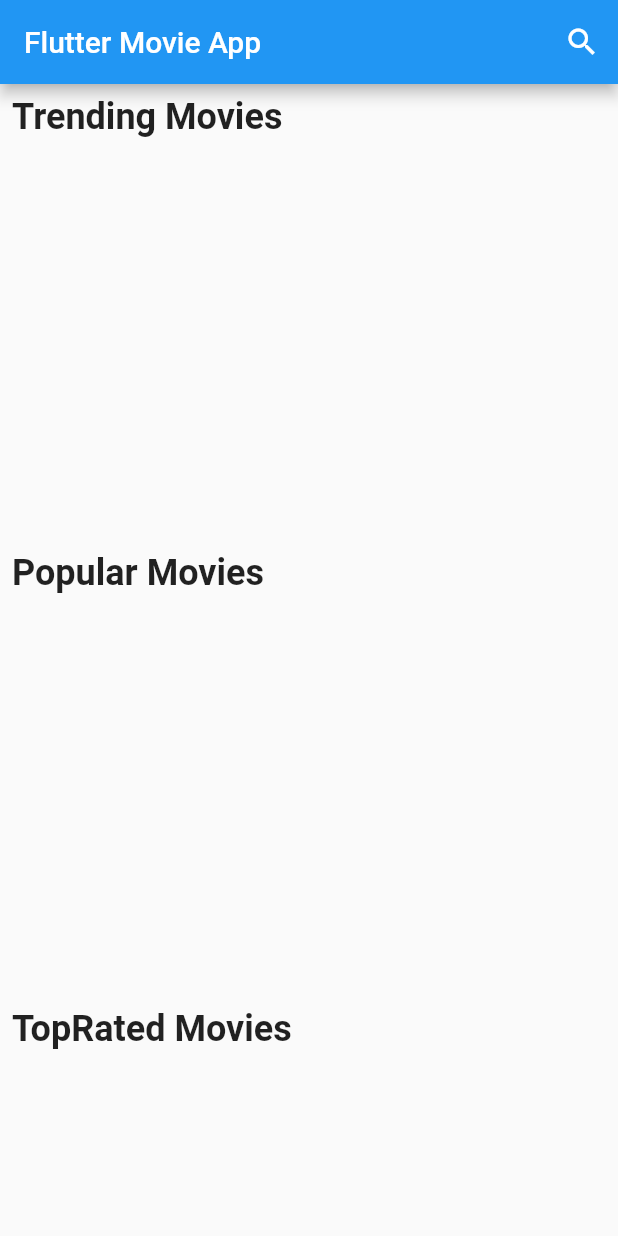
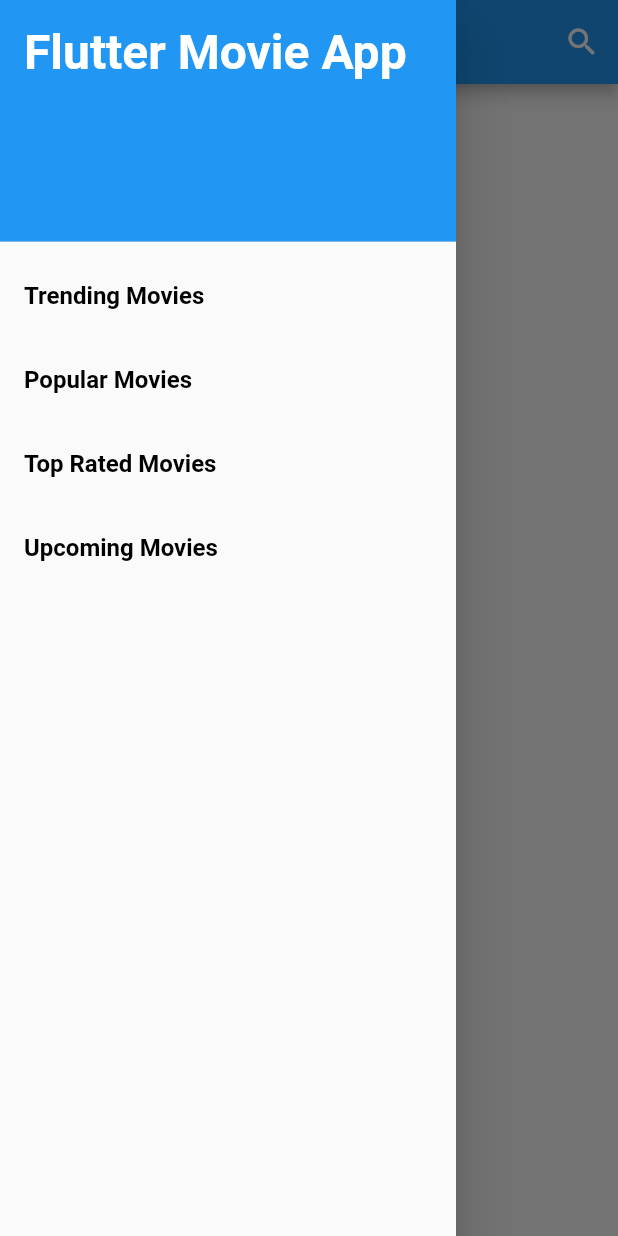
Before and after one commit to ziaurrahaman/flutter-movie-app, a Flutter app: the screen it shows after launch, with the side drawer open (before the commit the screen has no drawer), on a phone screen of 412 x 824 dp. Run offline on Flutter 3.47's test engine with Material 2 defaults, Android fonts, the phone set to English and light mode, and no system bars; network calls fail.

Commit message:
some corrections are done regarding provider

```diff
--- a/lib/providers/movie_provider.dart
+++ b/lib/providers/movie_provider.dart
@@ -7,10 +7,11 @@ import 'package:provider/provider.dart';
 import 'package:http/http.dart' as http;
 
 class MovieProvider extends ChangeNotifier {
-  late MovieModel trendingMovie = MovieModel();
-  late MovieModel popularMovie = MovieModel();
-  late MovieModel topRatedMovie = MovieModel();
-  late MovieModel upComingMovie = MovieModel();
+  List<MovieResultModel> trendingMovies = [];
+  List<MovieResultModel> popularMovies = [];
+  List<MovieResultModel> topRatedMovies = [];
+  List<MovieResultModel> upComingMovies = [];
+  List<MovieResultModel> searchedMovies = [];
   MovieProvider() {
     getTrendingMovies();
     getPopularMovies();
@@ -18,49 +19,55 @@ class MovieProvider extends ChangeNotifier {
     getUpComingMovies();
   }
 
-  Future<MovieModel> getTrendingMovies() async {
+  Future<List<MovieResultModel>> getTrendingMovies() async {
     var response = await http.get(Uri.parse(
         'https://api.themoviedb.org/3/trending/all/day?api_key=aa2d6ab45e973862944257270d91c01e'));
 
     var jsonData = jsonDecode(response.body);
-    trendingMovie = MovieModel.fromMap(jsonData);
+    var trendingMovie = MovieModel.fromMap(jsonData);
+    trendingMovies = trendingMovie.movies;
     notifyListeners();
 
-    return trendingMovie;
+    return trendingMovies;
   }
 
-  Future<MovieModel> getPopularMovies() async {
+  Future<List<MovieResultModel>> getPopularMovies() async {
     var response = await http.get(Uri.parse(
         'https://api.themoviedb.org/3/movie/popular?api_key=aa2d6ab45e973862944257270d91c01e&language=en-US&page=1'));
     var jsonData = jsonDecode(response.body);
-    popularMovie = MovieModel.fromMap(jsonData);
+    var popularMovie = MovieModel.fromMap(jsonData);
+    popularMovies = popularMovie.movies;
     notifyListeners();
-    return popularMovie;
+    return popularMovies;
   }
 
-  Future<MovieModel> getTopRatedMovies() async {
+  Future<List<MovieResultModel>> getTopRatedMovies() async {
     var response = await http.get(Uri.parse(
         'https://api.themoviedb.org/3/movie/top_rated?api_key=aa2d6ab45e973862944257270d91c01e&language=en-US&page=1'));
     var jsonData = jsonDecode(response.body);
-    topRatedMovie = MovieModel.fromMap(jsonData);
+    var topRatedMovie = MovieModel.fromMap(jsonData);
+    topRatedMovies = topRatedMovie.movies;
     notifyListeners();
-    return topRatedMovie;
+    return topRatedMovies;
   }
 
-  Future<MovieModel> getUpComingMovies() async {
+  Future<List<MovieResultModel>> getUpComingMovies() async {
     var response = await http.get(Uri.parse(
         'https://api.themoviedb.org/3/movie/upcoming?api_key=aa2d6ab45e973862944257270d91c01e&language=en-US&page=1'));
     var jsonData = jsonDecode(response.body);
-    upComingMovie = MovieModel.fromMap(jsonData);
+    var upComingMovie = MovieModel.fromMap(jsonData);
+    upComingMovies = upComingMovie.movies;
     notifyListeners();
-    return upComingMovie;
+    return upComingMovies;
   }
 
-  Future<MovieModel> getSearchedMovies(String str) async {
+  Future<List<MovieResultModel>> getSearchedMovies(String str) async {
     var response = await http.get(Uri.parse(
         'https://api.themoviedb.org/3/search/movie?api_key=aa2d6ab45e973862944257270d91c01e&language=en-US&page=1&query=$str&include_adult=false'));
     var jsonData = jsonDecode(response.body);
     var serachedResult = MovieModel.fromMap(jsonData);
-    return serachedResult;
+    searchedMovies = serachedResult.movies;
+    notifyListeners();
+    return searchedMovies;
   }
 }
--- a/lib/screens/home_screen.dart
+++ b/lib/screens/home_screen.dart
@@ -9,12 +9,63 @@ class HomeScreen extends StatelessWidget {
 
   @override
   Widget build(BuildContext context) {
-    final trendingMovies = context.watch<MovieProvider>().trendingMovie;
-    final popularMovies = context.watch<MovieProvider>().popularMovie;
-    final topRatedMovies = context.watch<MovieProvider>().topRatedMovie;
-    final upComingMovies = context.watch<MovieProvider>().upComingMovie;
+    final trendingMovies = context.watch<MovieProvider>().trendingMovies;
+    final popularMovies = context.watch<MovieProvider>().popularMovies;
+    final topRatedMovies = context.watch<MovieProvider>().topRatedMovies;
+    final upComingMovies = context.watch<MovieProvider>().upComingMovies;
 
     return Scaffold(
+        drawer: Drawer(
+            child: ListView(
+          children: [
+            DrawerHeader(
+              child: Text(
+                'Flutter Movie App',
+                style: TextStyle(
+                    color: Colors.white,
+                    fontWeight: FontWeight.bold,
+                    fontSize: 32),
+              ),
+              decoration: BoxDecoration(color: Colors.blue),
+            ),
+            ListTile(
+              title: Text(
+                'Trending Movies',
+                style: TextStyle(
+                    fontWeight: FontWeight.bold,
+                    color: Colors.black,
+                    fontSize: 16),
+              ),
+            ),
+            ListTile(
+              title: Text(
+                'Popular Movies',
+                style: TextStyle(
+                    fontWeight: FontWeight.bold,
+                    color: Colors.black,
+                    fontSize: 16),
+              ),
+            ),
+            ListTile(
+              title: Text(
+                'Top Rated Movies',
+                style: TextStyle(
+                    fontWeight: FontWeight.bold,
+                    color: Colors.black,
+                    fontSize: 16),
+              ),
+            ),
+            ListTile(
+              title: Text(
+                'Upcoming Movies',
+                style: TextStyle(
+                    fontWeight: FontWeight.bold,
+                    color: Colors.black,
+                    fontSize: 16),
+              ),
+            ),
+          ],
+        )),
         appBar: AppBar(
           title: Text('Flutter Movie App'),
           actions: [
@@ -47,9 +98,9 @@ class HomeScreen extends StatelessWidget {
                   height: 260,
                   child: ListView.builder(
                     itemBuilder: (context, index) => MovieListItem(
-                      trendingMovie: trendingMovies.movies[index],
+                      trendingMovie: trendingMovies[index],
                     ),
-                    itemCount: trendingMovies.movies.length,
+                    itemCount: trendingMovies.length,
                     scrollDirection: Axis.horizontal,
                     shrinkWrap: true,
                   ),
@@ -65,9 +116,9 @@ class HomeScreen extends StatelessWidget {
                   height: 260,
                   child: ListView.builder(
                     itemBuilder: (context, index) => MovieListItem(
-                      trendingMovie: popularMovies.movies[index],
+                      trendingMovie: popularMovies[index],
                     ),
-                    itemCount: popularMovies.movies.length,
+                    itemCount: popularMovies.length,
                     scrollDirection: Axis.horizontal,
                     shrinkWrap: true,
                   ),
@@ -83,9 +134,9 @@ class HomeScreen extends StatelessWidget {
                   height: 260,
                   child: ListView.builder(
                     itemBuilder: (context, index) => MovieListItem(
-                      trendingMovie: topRatedMovies.movies[index],
+                      trendingMovie: topRatedMovies[index],
                     ),
-                    itemCount: topRatedMovies.movies.length,
+                    itemCount: topRatedMovies.length,
                     scrollDirection: Axis.horizontal,
                     shrinkWrap: true,
                   ),
@@ -101,9 +152,9 @@ class HomeScreen extends StatelessWidget {
                   height: 260,
                   child: ListView.builder(
                     itemBuilder: (context, index) => MovieListItem(
-                      trendingMovie: upComingMovies.movies[index],
+                      trendingMovie: upComingMovies[index],
                     ),
-                    itemCount: upComingMovies.movies.length,
+                    itemCount: upComingMovies.length,
                     scrollDirection: Axis.horizontal,
                     shrinkWrap: true,
                   ),
```
Also changed, not shown: lib/screens/popularTrendingTopRatedOrUpcomingMovies.dart (added, +17 -0 lines), lib/screens/search_page.dart (+26 -23 lines).
